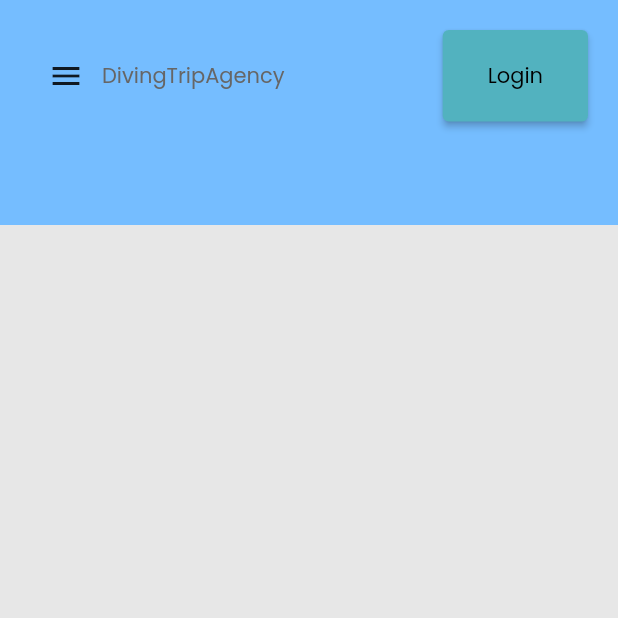
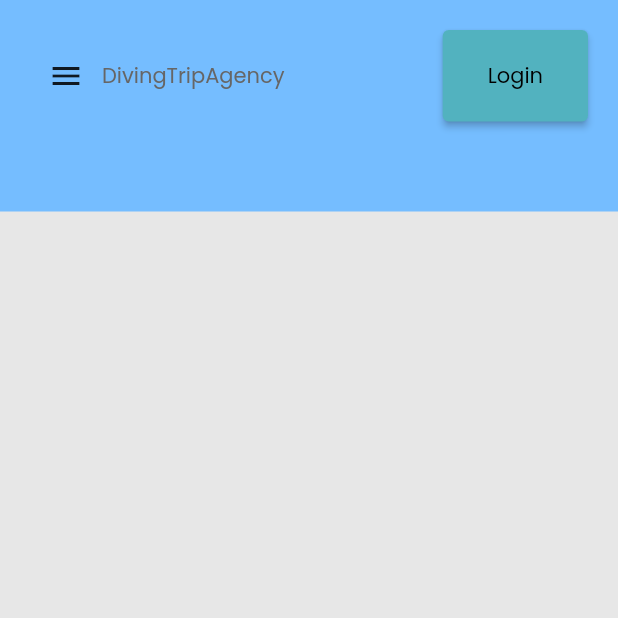
Before and after one commit to bbestbt/DivingTripAgency, a Flutter app: the screen it shows after launch, on a phone screen of 412 x 824 dp, the top half of it. Run offline on Flutter 3.47's test engine with Material 2 defaults, Android fonts, the phone set to English and light mode, and no system bars; our stand-ins replace flutter_svg, get.

Commit message:
fix size

```diff
--- a/lib/screens.dart/main/components/header.dart
+++ b/lib/screens.dart/main/components/header.dart
@@ -12,7 +12,7 @@ class Header extends StatelessWidget {
   Widget build(BuildContext context) {
     return Container(
       width: double.infinity,
-      height: 150,
+      // height: 150,
       color: Color(0xFFF75BDFF),
       child: SafeArea(
         child: Column(
```
